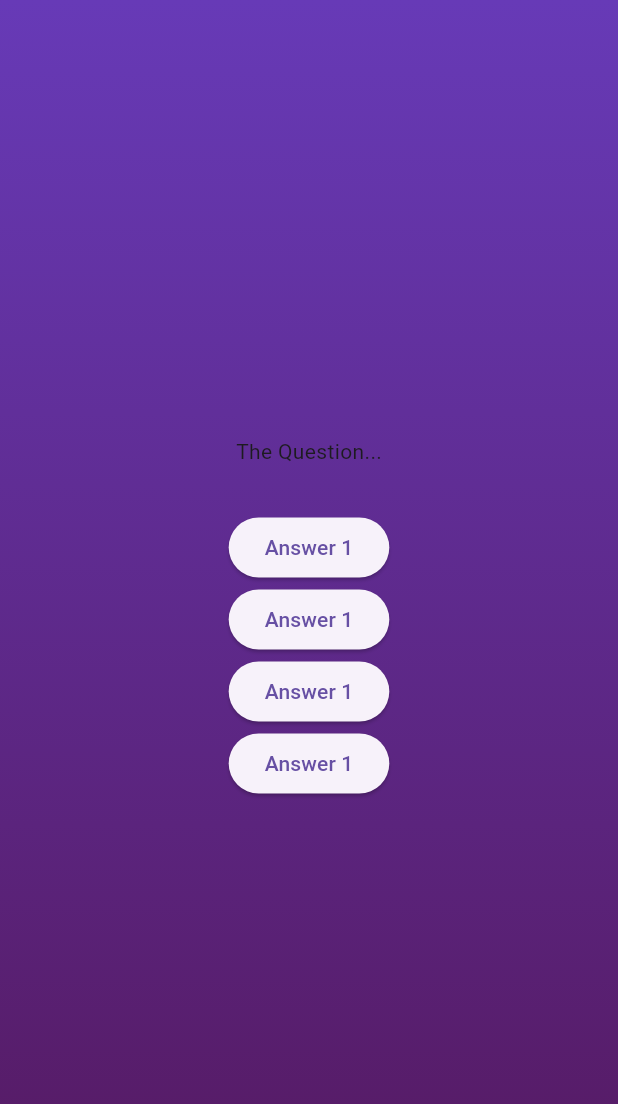
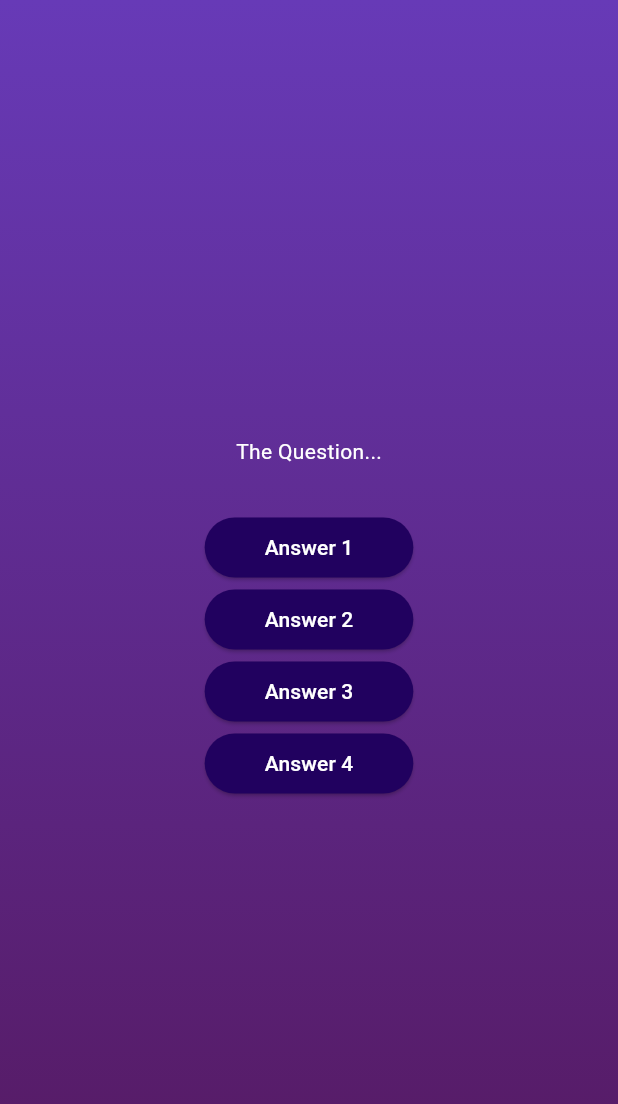
Before and after one commit to Waqas2332/Flutter-Development, a Flutter app: the screen it shows after launch, after a tap on "Start Quiz", on a phone screen of 412 x 824 dp. Shown: the top 1104 px of the screen. Run offline on Flutter 3.47's test engine with Material 3 defaults, Android fonts, the phone set to English and light mode, and no system bars.

Commit message:
Styled Answers Button

```diff
--- /dev/null
+++ b/quiz_app/lib/answer_btn.dart
@@ -0,0 +1,26 @@
+import 'package:flutter/material.dart';
+
+class AnswerButton extends StatelessWidget {
+  const AnswerButton(this.onTap, this.answerText, {super.key});
+
+  final String answerText;
+  final void Function() onTap;
+  @override
+  Widget build(BuildContext context) {
+    return ElevatedButton(
+      onPressed: onTap,
+      style: ElevatedButton.styleFrom(
+        padding: const EdgeInsets.symmetric(
+          vertical: 10,
+          horizontal: 40,
+        ),
+        backgroundColor: const Color.fromARGB(255, 33, 1, 95),
+        foregroundColor: Colors.white,
+        shape: RoundedRectangleBorder(
+          borderRadius: BorderRadius.circular(40),
+        ),
+      ),
+      child: Text(answerText),
+    );
+  }
+}
--- a/quiz_app/lib/questions_screen.dart
+++ b/quiz_app/lib/questions_screen.dart
@@ -1,4 +1,5 @@
 import 'package:flutter/material.dart';
+import 'package:quiz_app/answer_btn.dart';
 
 class QuestionsScreen extends StatefulWidget {
   const QuestionsScreen({super.key});
@@ -17,26 +18,19 @@ class _QuestionsScreen extends State<QuestionsScreen> {
       child: Column(
         mainAxisAlignment: MainAxisAlignment.center,
         children: [
-          const Text("The Question..."),
+          const Text(
+            "The Question...",
+            style: TextStyle(
+              color: Colors.white,
+            ),
+          ),
           const SizedBox(
             height: 30,
           ),
-          ElevatedButton(
-            onPressed: () {},
-            child: const Text("Answer 1"),
-          ),
-          ElevatedButton(
-            onPressed: () {},
-            child: const Text("Answer 1"),
-          ),
-          ElevatedButton(
-            onPressed: () {},
-            child: const Text("Answer 1"),
-          ),
-          ElevatedButton(
-            onPressed: () {},
-            child: const Text("Answer 1"),
-          ),
+          AnswerButton(() {}, "Answer 1"),
+          AnswerButton(() {}, "Answer 2"),
+          AnswerButton(() {}, "Answer 3"),
+          AnswerButton(() {}, "Answer 4"),
         ],
       ),
     );
```
